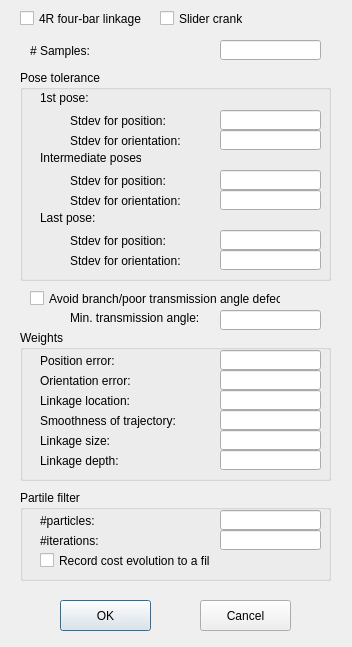
Above: KinematicDesign/LinkageSynthesisOptionDialog.ui from gnishida/KinematicDesign before the change. Below: the same form after it.
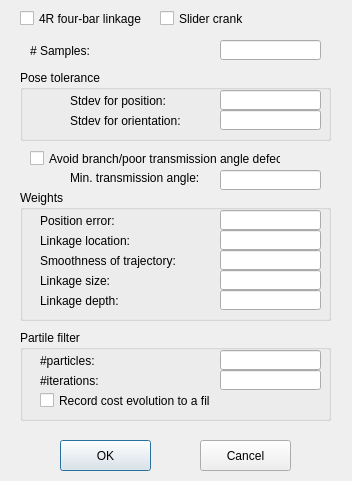
That is the form after the change.

Commit message: perturb only intermediate poses

```diff
--- a/KinematicDesign/LinkageSynthesisOptionDialog.ui
+++ b/KinematicDesign/LinkageSynthesisOptionDialog.ui
@@ -7,7 +7,7 @@
     <x>0</x>
     <y>0</y>
     <width>352</width>
-    <height>647</height>
+    <height>481</height>
    </rect>
   </property>
   <property name="windowTitle">
@@ -40,7 +40,7 @@
    <property name="geometry">
     <rect>
      <x>30</x>
-     <y>290</y>
+     <y>150</y>
      <width>251</width>
      <height>17</height>
     </rect>
@@ -53,7 +53,7 @@
    <property name="geometry">
     <rect>
      <x>60</x>
-     <y>600</y>
+     <y>440</y>
      <width>91</width>
      <height>31</height>
     </rect>
@@ -66,7 +66,7 @@
    <property name="geometry">
     <rect>
      <x>200</x>
-     <y>600</y>
+     <y>440</y>
      <width>91</width>
      <height>31</height>
     </rect>
@@ -81,40 +81,17 @@
      <x>20</x>
      <y>70</y>
      <width>311</width>
-     <height>211</height>
+     <height>71</height>
     </rect>
    </property>
    <property name="title">
     <string>Pose tolerance</string>
    </property>
-   <widget class="QLabel" name="label_2">
-    <property name="geometry">
-     <rect>
-      <x>50</x>
-      <y>40</y>
-      <width>131</width>
-      <height>21</height>
-     </rect>
-    </property>
-    <property name="text">
-     <string>Stdev for position:</string>
-    </property>
-   </widget>
-   <widget class="QLineEdit" name="lineEditStdDevPositionFirst">
-    <property name="geometry">
-     <rect>
-      <x>200</x>
-      <y>40</y>
-      <width>101</width>
-      <height>20</height>
-     </rect>
-    </property>
-   </widget>
    <widget class="QLabel" name="label_6">
     <property name="geometry">
      <rect>
       <x>50</x>
-      <y>100</y>
+      <y>20</y>
       <width>101</width>
       <height>21</height>
      </rect>
@@ -127,89 +104,17 @@
     <property name="geometry">
      <rect>
       <x>200</x>
-      <y>100</y>
-      <width>101</width>
-      <height>20</height>
-     </rect>
-    </property>
-   </widget>
-   <widget class="QLabel" name="label_7">
-    <property name="geometry">
-     <rect>
-      <x>50</x>
-      <y>160</y>
-      <width>131</width>
-      <height>21</height>
-     </rect>
-    </property>
-    <property name="text">
-     <string>Stdev for position:</string>
-    </property>
-   </widget>
-   <widget class="QLineEdit" name="lineEditStdDevPositionLast">
-    <property name="geometry">
-     <rect>
-      <x>200</x>
-      <y>160</y>
-      <width>101</width>
-      <height>20</height>
-     </rect>
-    </property>
-   </widget>
-   <widget class="QLabel" name="label_8">
-    <property name="geometry">
-     <rect>
-      <x>20</x>
       <y>20</y>
-      <width>51</width>
-      <height>16</height>
-     </rect>
-    </property>
-    <property name="text">
-     <string>1st pose:</string>
-    </property>
-   </widget>
-   <widget class="QLabel" name="label_9">
-    <property name="geometry">
-     <rect>
-      <x>50</x>
-      <y>60</y>
-      <width>131</width>
-      <height>21</height>
-     </rect>
-    </property>
-    <property name="text">
-     <string>Stdev for orientation:</string>
-    </property>
-   </widget>
-   <widget class="QLineEdit" name="lineEditStdDevOrientationFirst">
-    <property name="geometry">
-     <rect>
-      <x>200</x>
-      <y>60</y>
       <width>101</width>
       <height>20</height>
      </rect>
     </property>
    </widget>
-   <widget class="QLabel" name="label_10">
-    <property name="geometry">
-     <rect>
-      <x>20</x>
-      <y>80</y>
-      <width>101</width>
-      <height>16</height>
-     </rect>
-    </property>
-    <property name="text">
-     <string>Intermediate poses:</string>
-    </property>
-   </widget>
    <widget class="QLabel" name="label_11">
     <property name="geometry">
      <rect>
       <x>50</x>
-      <y>120</y>
+      <y>40</y>
       <width>121</width>
       <height>21</height>
      </rect>
@@ -222,43 +127,7 @@
     <property name="geometry">
      <rect>
       <x>200</x>
-      <y>120</y>
-      <width>101</width>
-      <height>20</height>
-     </rect>
-    </property>
-   </widget>
-   <widget class="QLabel" name="label_12">
-    <property name="geometry">
-     <rect>
-      <x>20</x>
-      <y>140</y>
-      <width>101</width>
-      <height>16</height>
-     </rect>
-    </property>
-    <property name="text">
-     <string>Last pose:</string>
-    </property>
-   </widget>
-   <widget class="QLabel" name="label_13">
-    <property name="geometry">
-     <rect>
-      <x>50</x>
-      <y>180</y>
-      <width>131</width>
-      <height>21</height>
-     </rect>
-    </property>
-    <property name="text">
-     <string>Stdev for orientation:</string>
-    </property>
-   </widget>
-   <widget class="QLineEdit" name="lineEditStdDevOrientationLast">
-    <property name="geometry">
-     <rect>
-      <x>200</x>
-      <y>180</y>
+      <y>40</y>
       <width>101</width>
       <height>20</height>
      </rect>
@@ -269,9 +138,9 @@
    <property name="geometry">
     <rect>
      <x>20</x>
-     <y>330</y>
+     <y>190</y>
      <width>311</width>
-     <height>151</height>
+     <height>131</height>
     </rect>
    </property>
    <property name="title">
@@ -304,7 +173,7 @@
     <property name="geometry">
      <rect>
       <x>20</x>
-      <y>80</y>
+      <y>60</y>
       <width>161</width>
       <height>21</height>
      </rect>
@@ -317,7 +186,7 @@
     <property name="geometry">
      <rect>
       <x>200</x>
-      <y>80</y>
+      <y>60</y>
       <width>101</width>
       <height>20</height>
      </rect>
@@ -327,7 +196,7 @@
     <property name="geometry">
      <rect>
       <x>20</x>
-      <y>100</y>
+      <y>80</y>
       <width>121</width>
       <height>21</height>
      </rect>
@@ -340,30 +209,7 @@
     <property name="geometry">
      <rect>
       <x>200</x>
-      <y>100</y>
-      <width>101</width>
-      <height>20</height>
-     </rect>
-    </property>
-   </widget>
-   <widget class="QLabel" name="label_14">
-    <property name="geometry">
-     <rect>
-      <x>20</x>
-      <y>40</y>
-      <width>111</width>
-      <height>21</height>
-     </rect>
-    </property>
-    <property name="text">
-     <string>Orientation error:</string>
-    </property>
-   </widget>
-   <widget class="QLineEdit" name="lineEditOrientationErrorWeight">
-    <property name="geometry">
-     <rect>
-      <x>200</x>
-      <y>40</y>
+      <y>80</y>
       <width>101</width>
       <height>20</height>
      </rect>
@@ -373,7 +219,7 @@
     <property name="geometry">
      <rect>
       <x>20</x>
-      <y>60</y>
+      <y>40</y>
       <width>111</width>
       <height>21</height>
      </rect>
@@ -386,7 +232,7 @@
     <property name="geometry">
      <rect>
       <x>200</x>
-      <y>60</y>
+      <y>40</y>
       <width>101</width>
       <height>20</height>
      </rect>
@@ -396,7 +242,7 @@
     <property name="geometry">
      <rect>
       <x>200</x>
-      <y>120</y>
+      <y>100</y>
       <width>101</width>
       <height>20</height>
      </rect>
@@ -406,7 +252,7 @@
     <property name="geometry">
      <rect>
       <x>20</x>
-      <y>120</y>
+      <y>100</y>
       <width>121</width>
       <height>21</height>
      </rect>
@@ -420,7 +266,7 @@
    <property name="geometry">
     <rect>
      <x>20</x>
-     <y>490</y>
+     <y>330</y>
      <width>311</width>
      <height>91</height>
     </rect>
@@ -492,7 +338,7 @@
    <property name="geometry">
     <rect>
      <x>220</x>
-     <y>310</y>
+     <y>170</y>
      <width>101</width>
      <height>20</height>
     </rect>
@@ -502,7 +348,7 @@
    <property name="geometry">
     <rect>
      <x>70</x>
-     <y>310</y>
+     <y>170</y>
      <width>131</width>
      <height>16</height>
     </rect>
```
Left out of the diff: 4 changed lines with no effect on the pictures. The commit also changes 14 other files.
